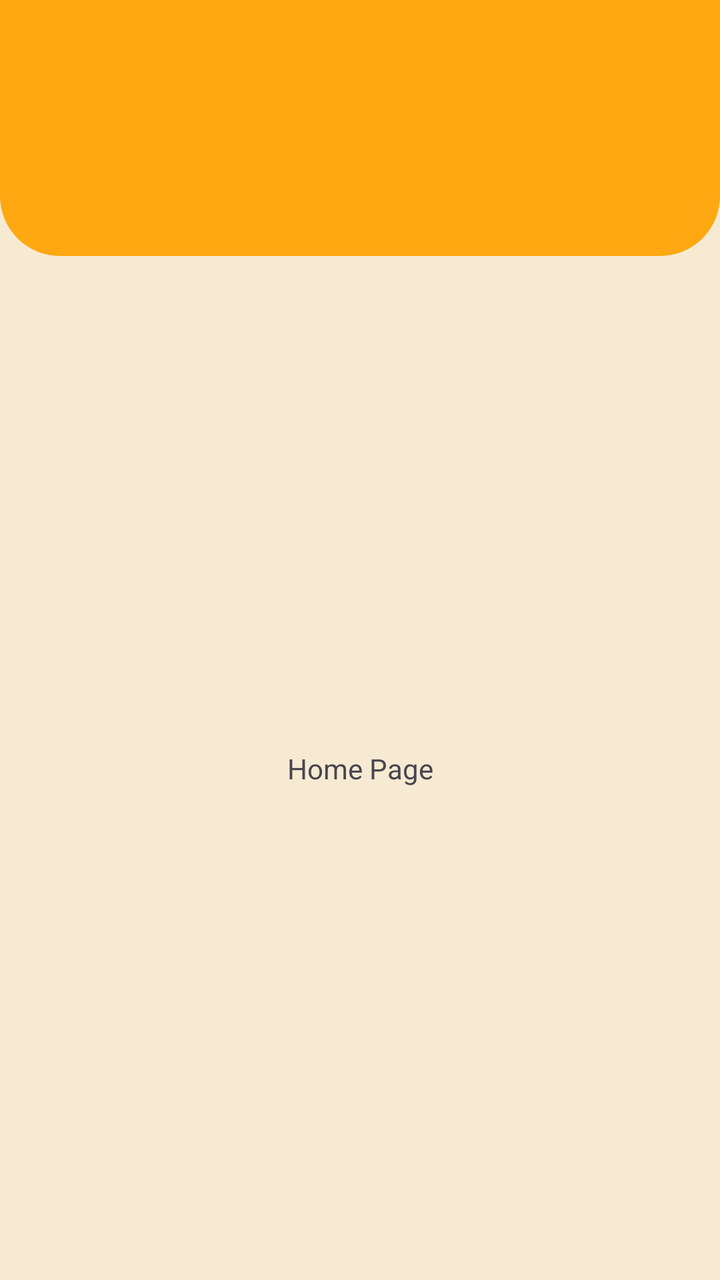
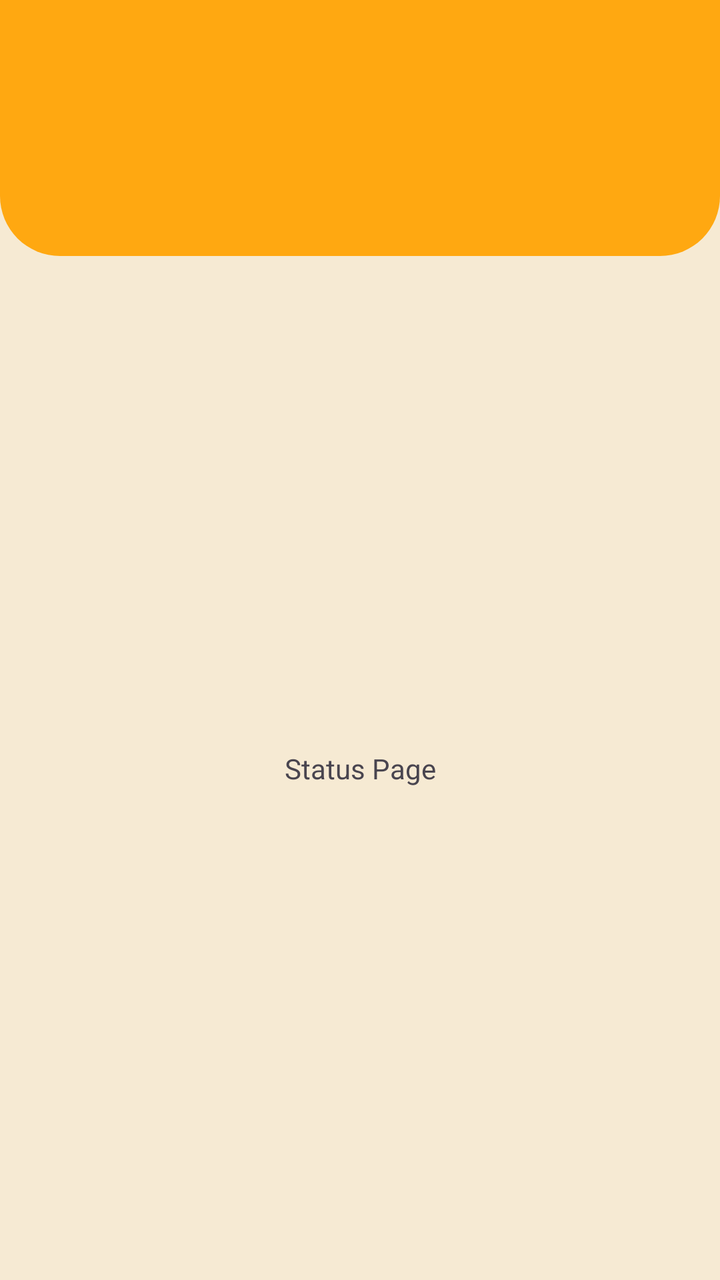

An Android layout rendered at two revisions. The XML below is the earlier revision; the diff shows what the commit changed to produce the second picture.
<!-- AndroidManifest.xml: application theme Theme.OfficerTestApp -->
<!-- res/layout/fragment_home_main.xml -->
<?xml version="1.0" encoding="utf-8"?>
<androidx.constraintlayout.widget.ConstraintLayout xmlns:android="http://schemas.android.com/apk/res/android"
    xmlns:app="http://schemas.android.com/apk/res-auto"
    xmlns:tools="http://schemas.android.com/tools"
    android:layout_width="match_parent"
    android:layout_height="match_parent"
    android:background="@color/backgroundColor"
    tools:context=".HomeMainFragment">

    <LinearLayout
        android:layout_width="match_parent"
        android:layout_height="match_parent"
        android:orientation="vertical">

        <androidx.constraintlayout.widget.ConstraintLayout
            android:layout_weight="2"
            android:background="@drawable/rounded_background_app_bar"
            android:layout_width="match_parent"
            android:layout_height="0dp">

        </androidx.constraintlayout.widget.ConstraintLayout>

        <androidx.constraintlayout.widget.ConstraintLayout
            android:layout_weight="8"
            android:layout_width="match_parent"
            android:layout_height="0dp">

            <TextView
                android:id="@+id/textView12"
                android:layout_width="wrap_content"
                android:layout_height="wrap_content"
                android:text="Home Page"
                app:layout_constraintBottom_toBottomOf="parent"
                app:layout_constraintEnd_toEndOf="parent"
                app:layout_constraintStart_toStartOf="parent"
                app:layout_constraintTop_toTopOf="parent" />
        </androidx.constraintlayout.widget.ConstraintLayout>

    </LinearLayout>

</androidx.constraintlayout.widget.ConstraintLayout>
<!-- resources referenced by this layout -->
<resources>
  <color name="backgroundColor">#F6EAD3</color>
  <!-- drawable rounded_background_app_bar (drawable) -->
  <?xml version="1.0" encoding="utf-8"?>
  <shape xmlns:android="http://schemas.android.com/apk/res/android">
      <solid android:color="@color/primaryColor" /> 
      <corners android:bottomLeftRadius="30dp" android:bottomRightRadius="30dp" /> 
  </shape>
  <style name="Theme.OfficerTestApp" parent="Base.Theme.OfficerTestApp" />
  <color name="primaryColor">#FFA811</color>
  <style name="Base.Theme.OfficerTestApp" parent="Theme.Material3.DayNight.NoActionBar">
          
          <item name="colorPrimary">@color/primaryColor</item>
      </style>
</resources>

<!-- the commit's change to res/layout/fragment_home_main.xml (unified diff, before → after) -->
@@ -29,11 +29,12 @@
                 android:id="@+id/textView12"
                 android:layout_width="wrap_content"
                 android:layout_height="wrap_content"
-                android:text="Home Page"
+                android:text="Status Page"
                 app:layout_constraintBottom_toBottomOf="parent"
                 app:layout_constraintEnd_toEndOf="parent"
                 app:layout_constraintStart_toStartOf="parent"
                 app:layout_constraintTop_toTopOf="parent" />
+
         </androidx.constraintlayout.widget.ConstraintLayout>
 
     </LinearLayout>
